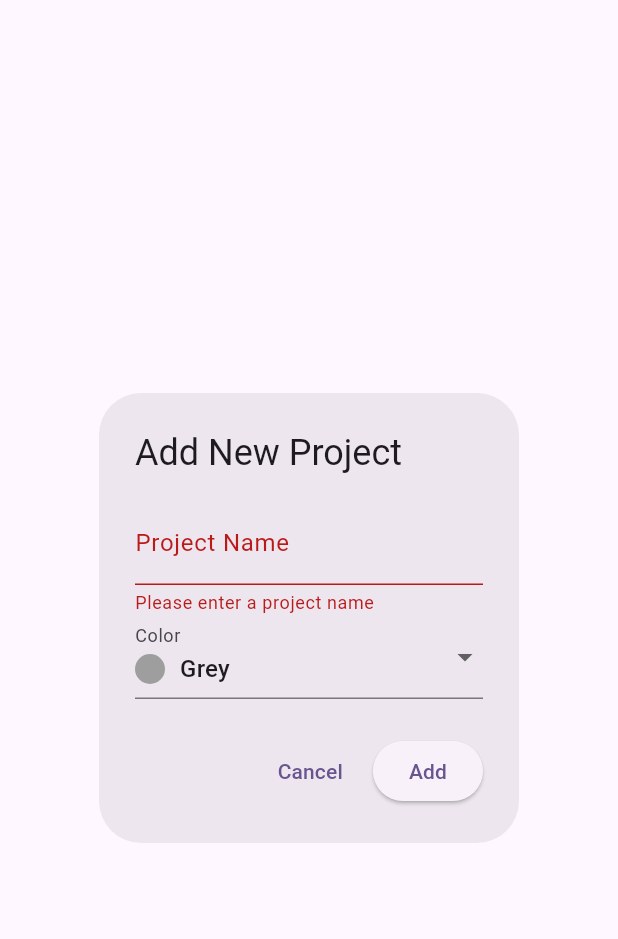
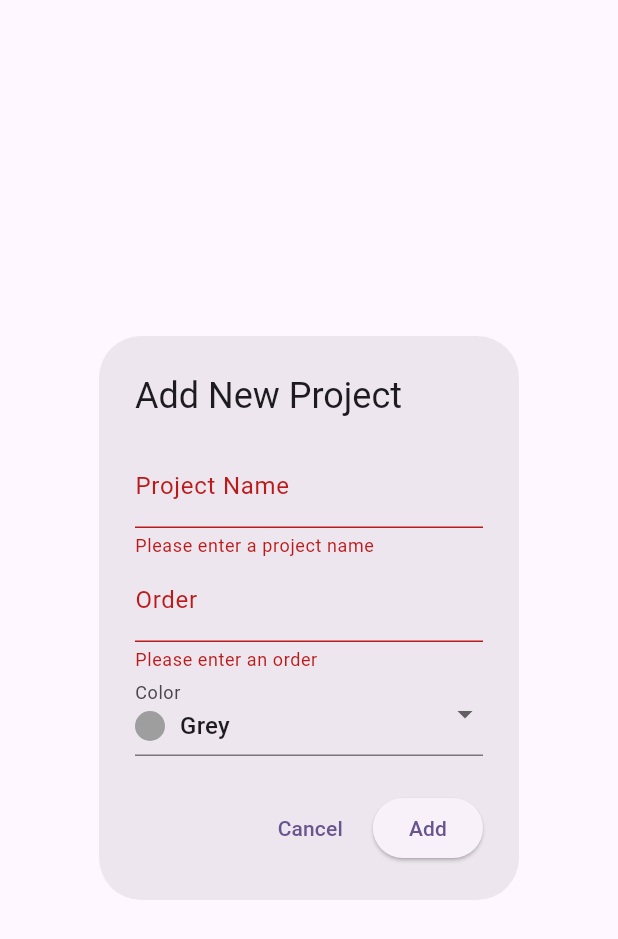
Before and after one commit to festeh/goals, a Flutter app: the AddProjectDialog widget shown alone on an empty page, opened directly with empty values, after a tap on "Add", on a phone screen of 412 x 824 dp. Shown: the top 939 px of the screen. Run offline on Flutter 3.47's test engine with Material 3 defaults, Android fonts, the light colour scheme and no system bars; network calls fail.

Commit message:
frontend order

```diff
--- a/frontend/lib/models/project.dart
+++ b/frontend/lib/models/project.dart
@@ -2,11 +2,13 @@ class Project {
   final int? id;
   final String name;
   final String color;
+  final int order;
 
   Project({
     this.id,
     required this.name,
     required this.color,
+    required this.order,
   });
 
   factory Project.fromJson(Map<String, dynamic> json) {
@@ -14,6 +16,7 @@ class Project {
       id: json['id'],
       name: json['name'],
       color: json['color'],
+      order: json['order'],
     );
   }
 
@@ -22,6 +25,7 @@ class Project {
       'id': id,
       'name': name,
       'color': color,
+      'order': order,
     };
   }
 }
--- a/frontend/lib/models/task.dart
+++ b/frontend/lib/models/task.dart
@@ -4,6 +4,7 @@ class Task {
   final int projectId;
   final DateTime dueDate;
   final List<String> labels;
+  final int order;
 
   Task({
     this.id,
@@ -11,6 +12,7 @@ class Task {
     required this.projectId,
     required this.dueDate,
     required this.labels,
+    required this.order,
   });
 
   factory Task.fromJson(Map<String, dynamic> json) {
@@ -20,6 +22,7 @@ class Task {
       projectId: json['project_id'],
       dueDate: DateTime.parse(json['due_date']),
       labels: List<String>.from(json['labels'] ?? []),
+      order: json['order'],
     );
   }
 
@@ -30,6 +33,7 @@ class Task {
       'project_id': projectId,
       'due_date': dueDate.toIso8601String(),
       'labels': labels,
+      'order': order,
     };
   }
 }
--- a/frontend/lib/services/caching_service.dart
+++ b/frontend/lib/services/caching_service.dart
@@ -15,20 +15,24 @@ class CachingService {
 
   void setProjects(List<Project> projects) {
     this.projects = projects;
+    this.projects.sort((a, b) => a.order.compareTo(b.order));
   }
 
   void setTasks(List<Task> tasks) {
     this.tasks = tasks;
+    this.tasks.sort((a, b) => a.order.compareTo(b.order));
   }
 
   void addProject(Project project) {
     projects.add(project);
+    projects.sort((a, b) => a.order.compareTo(b.order));
   }
 
   void updateProject(Project project) {
     final index = projects.indexWhere((p) => p.id == project.id);
     if (index != -1) {
       projects[index] = project;
+      projects.sort((a, b) => a.order.compareTo(b.order));
     }
   }
 
@@ -38,12 +42,14 @@ class CachingService {
 
   void addTask(Task task) {
     tasks.add(task);
+    tasks.sort((a, b) => a.order.compareTo(b.order));
   }
 
   void updateTask(Task task) {
     final index = tasks.indexWhere((t) => t.id == task.id);
     if (index != -1) {
       tasks[index] = task;
+      tasks.sort((a, b) => a.order.compareTo(b.order));
     }
   }
 
--- a/frontend/lib/widgets/add_project_dialog.dart
+++ b/frontend/lib/widgets/add_project_dialog.dart
@@ -15,6 +15,7 @@ class AddProjectDialog extends StatefulWidget {
 class _AddProjectDialogState extends State<AddProjectDialog> {
   final _formKey = GlobalKey<FormState>();
   final _nameController = TextEditingController();
+  final _orderController = TextEditingController();
   String? _selectedColor;
 
   @override
@@ -38,6 +39,20 @@ class _AddProjectDialogState extends State<AddProjectDialog> {
               validator: (value) {
                 if (value == null || value.isEmpty) {
                   return 'Please enter a project name';
+                }
+                return null;
+              },
+            ),
+            TextFormField(
+              controller: _orderController,
+              decoration: InputDecoration(labelText: 'Order'),
+              keyboardType: TextInputType.number,
+              validator: (value) {
+                if (value == null || value.isEmpty) {
+                  return 'Please enter an order';
+                }
+                if (int.tryParse(value) == null) {
+                  return 'Please enter a valid number';
                 }
                 return null;
               },
@@ -87,6 +102,7 @@ class _AddProjectDialogState extends State<AddProjectDialog> {
                 final project = Project(
                   name: _nameController.text,
                   color: _selectedColor!,
+                  order: int.parse(_orderController.text),
                 );
                 await ApiService.createProject(project);
                 Navigator.of(context).pop();
```
